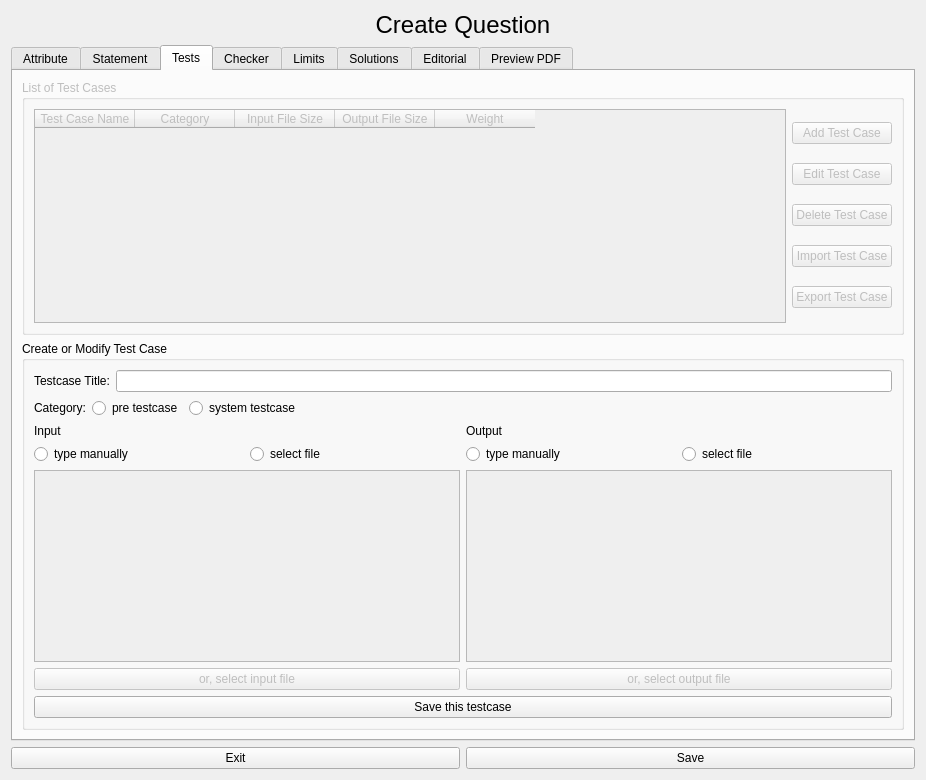
This is src/SmartXm-CSEKU/createquestion.ui in KaziRifatMorshed/SmartXm as Qt 5 draws it before an edit. The edited form follows.
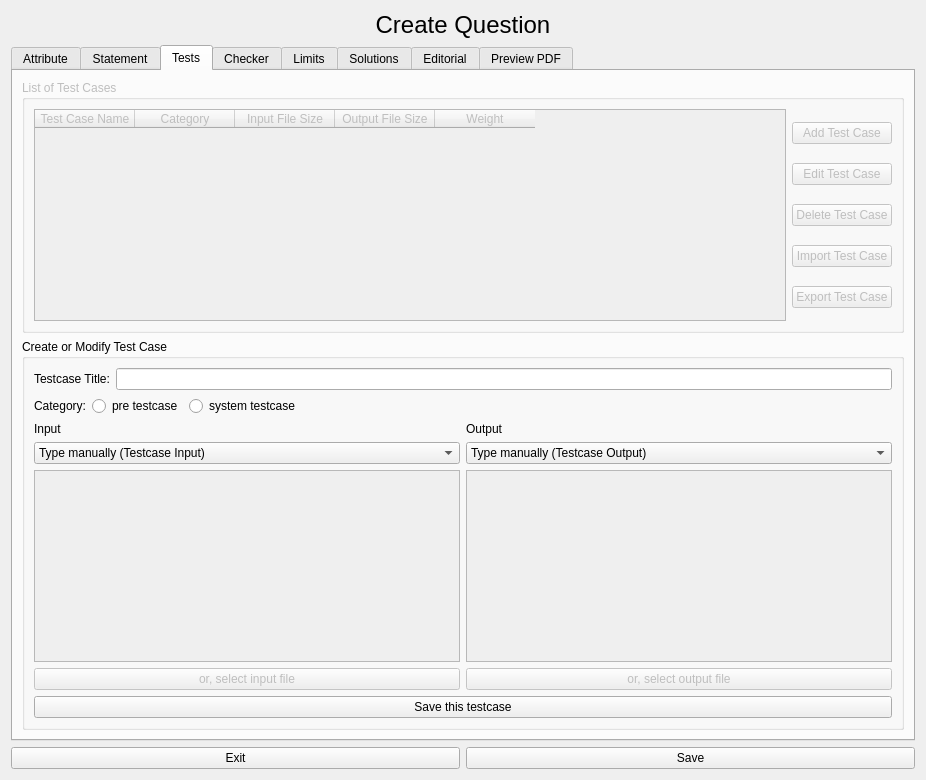
This is the edited form. The open tabs and pages were chosen to show the change. Icons and pictures are not drawn.

Commit message: Create Ques UI changed to Combo

Diff of the .ui file:
```diff
--- a/src/SmartXm-CSEKU/createquestion.ui
+++ b/src/SmartXm-CSEKU/createquestion.ui
@@ -285,7 +285,7 @@
            </layout>
           </item>
           <item>
-           <layout class="QHBoxLayout" name="horizontalLayout_8">
+           <layout class="QHBoxLayout" name="horizontalLayout_16">
             <item>
              <widget class="QLabel" name="label_24">
               <property name="text">
@@ -294,6 +294,8 @@
              </widget>
             </item>
             <item>
+             <layout class="QHBoxLayout" name="horizontalLayout_8">
+              <item>
              <widget class="QRadioButton" name="preTestCase_radioButton_4">
               <property name="text">
                <string>pre testcase</string>
@@ -307,6 +309,8 @@
               </property>
              </widget>
             </item>
+             </layout>
+            </item>
             <item>
              <spacer name="horizontalSpacer_3">
               <property name="orientation">
@@ -334,22 +338,18 @@
                </widget>
               </item>
               <item>
-               <layout class="QHBoxLayout" name="horizontalLayout_2">
+               <widget class="QComboBox" name="newTestCaseINPUT_comboBox">
                 <item>
-                 <widget class="QRadioButton" name="inputTypeManually_radioButton_4">
                   <property name="text">
-                   <string>type manually</string>
-                  </property>
-                 </widget>
+                  <string>Type manually (Testcase Input)</string>
+                 </property>
                 </item>
                 <item>
-                 <widget class="QRadioButton" name="inputSeleceFile_radioButton_4">
                   <property name="text">
-                   <string>select file</string>
-                  </property>
-                 </widget>
+                  <string>Select file (Testcase Input)</string>
+                 </property>
                 </item>
-               </layout>
+               </widget>
               </item>
               <item>
                <widget class="QTextEdit" name="inputOfTestCase___textEdit">
@@ -380,22 +380,18 @@
                </widget>
               </item>
               <item>
-               <layout class="QHBoxLayout" name="horizontalLayout_9">
+               <widget class="QComboBox" name="testcaseOutput_comboBox">
                 <item>
-                 <widget class="QRadioButton" name="outputTypeManually_radioButton_4">
                   <property name="text">
-                   <string>type manually</string>
-                  </property>
-                 </widget>
+                  <string>Type manually (Testcase Output)</string>
+                 </property>
                 </item>
                 <item>
-                 <widget class="QRadioButton" name="outputSelectFileradioButton_4">
                   <property name="text">
-                   <string>select file</string>
-                  </property>
-                 </widget>
+                  <string>Select File (Testcase Output)</string>
+                 </property>
                 </item>
-               </layout>
+               </widget>
               </item>
               <item>
                <widget class="QTextEdit" name="outputOfTestCase__textEdit">
```
Left out of the diff: 32 changed lines with no effect on the pictures. Lines whose indentation alone changed are shown as unchanged. The commit also changes 1 other file.
